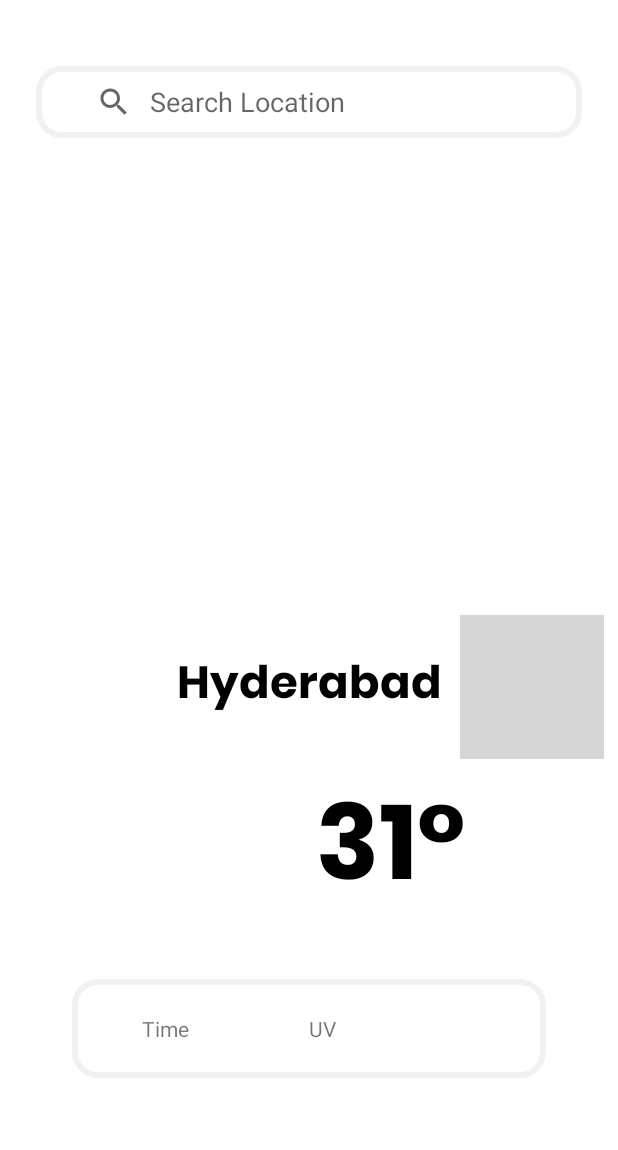
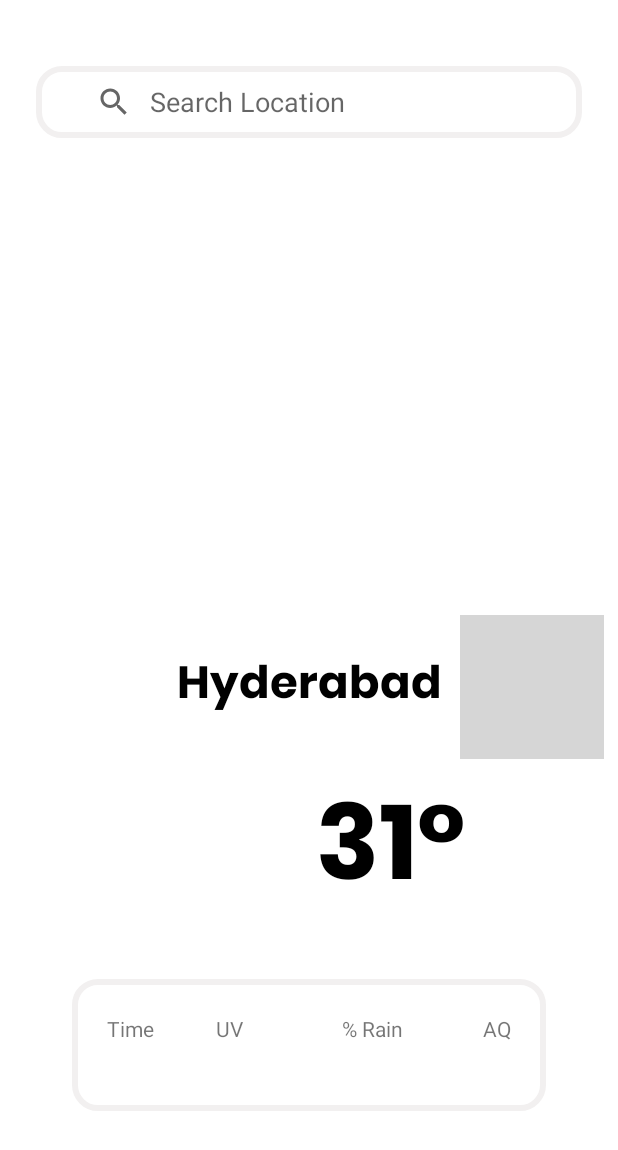
Before and after one commit to ahmedelshaikh20/WeatherApp, an Android app: the layout fragment_search.xml on its own in the app's theme, with its tools: preview values and no code run, on a phone screen of 412 x 824 dp. Shown: the top 1150 px of the screen. Run offline under Robolectric (Android 15) with nearby library versions, the phone set to English and light mode, and no system bars; grey boxes are pictures that could not be loaded.

```diff
--- a/app/src/main/res/layout/fragment_search.xml
+++ b/app/src/main/res/layout/fragment_search.xml
@@ -78,29 +78,41 @@
     app:layout_constraintStart_toStartOf="@+id/searchView"
     app:layout_constraintTop_toBottomOf="@+id/temp_text" >
 
-    <View android:id="@+id/dummy"
-      android:layout_height="0dp"
-      android:layout_width="0dp"
-      android:layout_centerInParent="true"/>
 
     <TextView
+      android:id="@+id/Time"
       android:layout_width="wrap_content"
       android:layout_height="wrap_content"
-      android:layout_alignRight="@id/dummy"
-      android:layout_alignParentStart="true"
       android:layout_alignParentLeft="true"
-      android:layout_marginStart="23dp"
       android:text="Time" />
 
     <TextView
       android:id="@+id/UV"
       android:layout_width="wrap_content"
       android:layout_height="wrap_content"
-      android:layout_alignLeft="@id/dummy"
-      android:layout_alignParentEnd="true"
       android:layout_alignParentRight="true"
-      android:layout_marginEnd="22dp"
+      android:layout_marginStart="41dp"
+      android:layout_marginRight="178dp"
+      android:layout_toEndOf="@+id/Time"
       android:text="UV" />
+
+    <TextView
+      android:id="@+id/Rain"
+      android:layout_width="wrap_content"
+      android:layout_height="wrap_content"
+      android:layout_alignParentRight="true"
+      android:layout_marginRight="72dp"
+      android:layout_marginBottom="22dp"
+      android:layout_toLeftOf="@+id/UV"
+      android:text="% Rain" />
+
+    <TextView
+      android:id="@+id/AQ"
+      android:layout_width="wrap_content"
+      android:layout_height="wrap_content"
+      android:layout_alignParentRight="true"
+      android:layout_toLeftOf="@+id/UV"
+      android:text="AQ" />
 
 
   </RelativeLayout>
```
